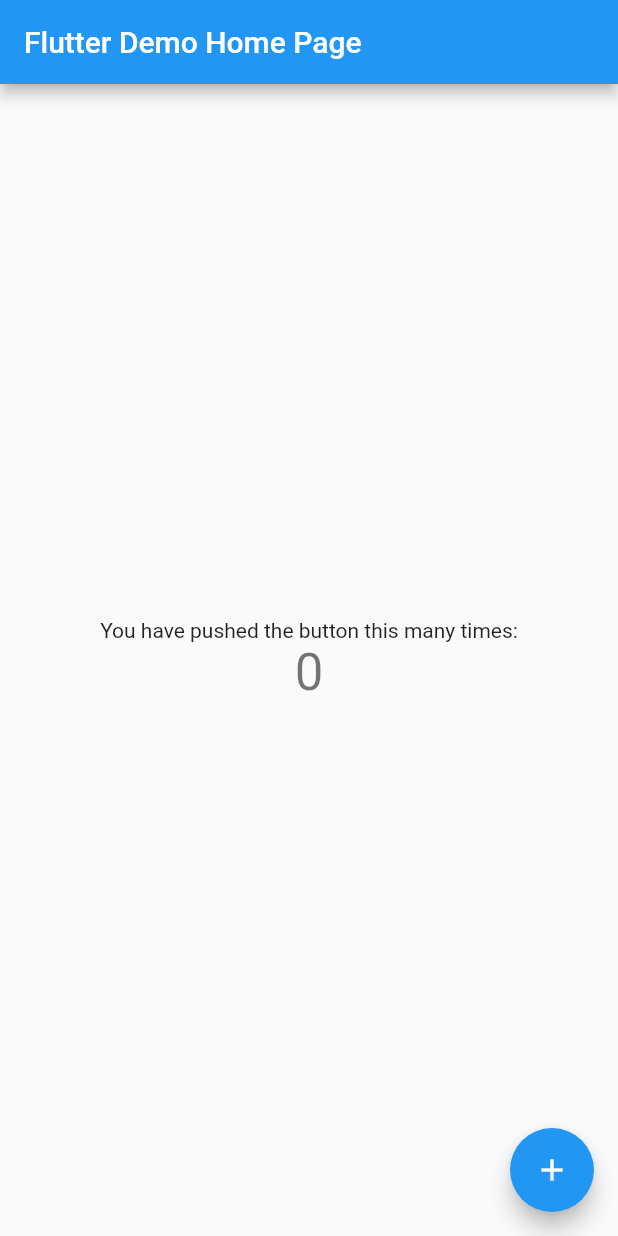
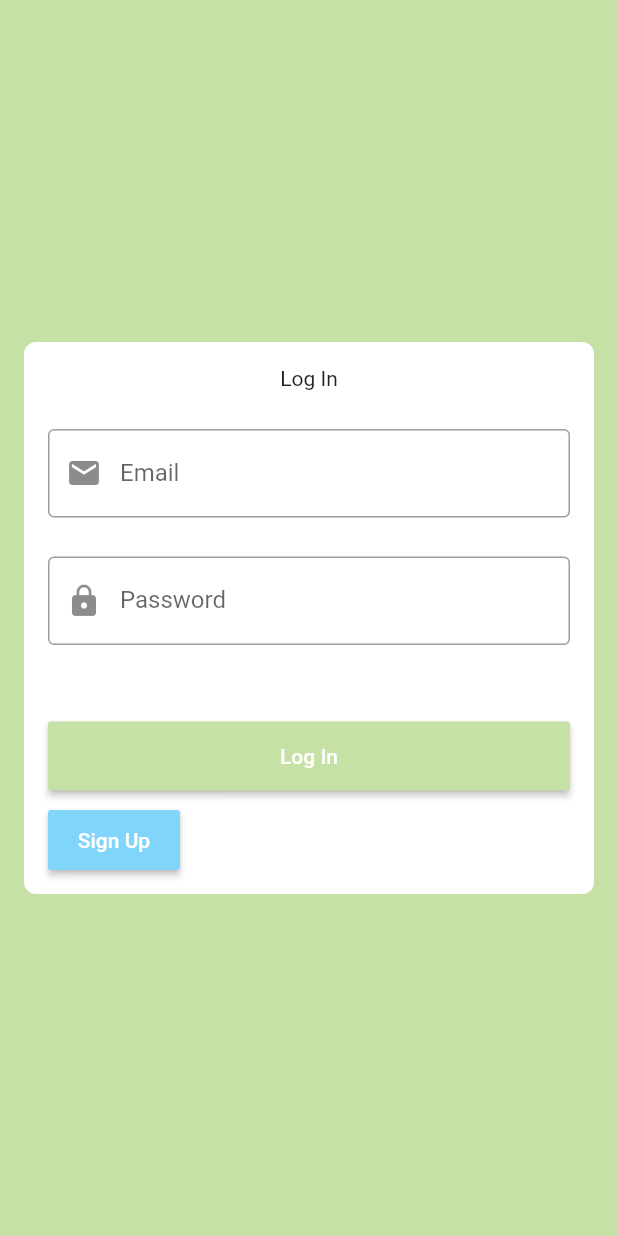
Before and after one commit to abd-ulrehman/Hisaab-flutter-app, a Flutter app: the screen it shows after launch, on a phone screen of 412 x 824 dp. Run offline on Flutter 3.47's test engine with Material 2 defaults, Android fonts, the phone set to English and light mode, and no system bars.

Commit message:
Uploading all the files at a time

```diff
--- /dev/null
+++ b/hisaab/lib/LoginPage.dart
@@ -0,0 +1,129 @@
+import 'dart:io';
+
+import 'package:flutter/cupertino.dart';
+import 'package:flutter/material.dart';
+import 'package:hisaab/SignupPage.dart';
+
+class LoginPage extends StatelessWidget {
+  Future<bool> _onBackPressed(BuildContext context) {
+    return showDialog(
+      context: context,
+      builder: (BuildContext context) {
+        return AlertDialog(
+          title: Text("Are you sure?"),
+          content: Text("You are going to exit the application"),
+          actions: <Widget>[
+            FlatButton(
+              onPressed: () {
+                Navigator.of(context).pop(false);
+              },
+              child: Text("NO"),
+            ),
+            FlatButton(
+              onPressed: () => exit(0),
+              child: Text("YES"),
+            ),
+          ],
+        );
+      },
+    );
+  }
+
+  @override
+  Widget build(BuildContext context) {
+    return Scaffold(
+      body: WillPopScope(
+        onWillPop: () => _onBackPressed(context),
+        child: Container(
+          alignment: Alignment.center,
+          color: Colors.lightGreen[200],
+          child: Stack(
+            children: [
+              _inputFrame(context),
+            ],
+          ),
+        ),
+      ),
+    );
+  }
+
+  Container _inputFrame(BuildContext context) {
+    return Container(
+      alignment: Alignment.center,
+      width: double.infinity,
+      height: 368,
+      margin: EdgeInsets.fromLTRB(16, 0, 16, 0),
+      decoration: BoxDecoration(
+        color: Colors.white,
+        borderRadius: BorderRadius.all(
+          Radius.circular(8),
+        ),
+      ),
+      child: Column(
+        children: [
+          Container(
+            margin: EdgeInsets.only(top: 16),
+            child: Text("Log In"),
+          ),
+          Container(
+            margin: EdgeInsets.only(left: 16, right: 16, top: 26),
+            child: TextFormField(
+              keyboardType: TextInputType.emailAddress,
+              decoration: InputDecoration(
+                labelText: 'Email',
+                border: OutlineInputBorder(),
+                prefixIcon: Icon(
+                  Icons.mail,
+                ),
+              ),
+            ),
+          ),
+          Container(
+            margin: EdgeInsets.only(left: 16, right: 16, top: 26),
+            child: TextFormField(
+              keyboardType: TextInputType.emailAddress,
+              decoration: InputDecoration(
+                labelText: 'Password',
+                border: OutlineInputBorder(),
+                prefixIcon: Icon(
+                  Icons.lock,
+                ),
+              ),
+            ),
+          ),
+          Container(
+            width: double.infinity,
+            margin: EdgeInsets.only(left: 16, right: 16, top: 50, bottom: 8),
+            child: new RaisedButton(
+              textColor: Colors.white,
+              color: Colors.lightGreen[200],
+              padding: EdgeInsets.only(top: 15, bottom: 15),
+              onPressed: () => {},
+              child: Text(
+                "Log In",
+              ),
+            ),
+          ),
+          Container(
+            alignment: Alignment(-1.0, -1.0),
+            margin: EdgeInsets.only(left: 16),
+            child: new RaisedButton(
+              textColor: Colors.white,
+              color: Colors.lightBlue[200],
+              padding: EdgeInsets.only(top: 12, bottom: 12),
+              onPressed: () {
+                Navigator.push(
+                  context,
+                  MaterialPageRoute(builder: (context) => SignupPage()),
+                );
+              },
+              child: Text(
+                "Sign Up",
+              ),
+            ),
+          ),
+        ],
+      ),
+    );
+  }
+}
--- a/hisaab/lib/main.dart
+++ b/hisaab/lib/main.dart
@@ -1,4 +1,5 @@
 import 'package:flutter/material.dart';
+import 'package:hisaab/LoginPage.dart';
 
 void main() {
   runApp(MyApp());
@@ -9,109 +10,7 @@ class MyApp extends StatelessWidget {
   @override
   Widget build(BuildContext context) {
     return MaterialApp(
-      title: 'Flutter Demo',
-      theme: ThemeData(
-        // This is the theme of your application.
-        //
-        // Try running your application with "flutter run". You'll see the
-        // application has a blue toolbar. Then, without quitting the app, try
-        // changing the primarySwatch below to Colors.green and then invoke
-        // "hot reload" (press "r" in the console where you ran "flutter run",
-        // or simply save your changes to "hot reload" in a Flutter IDE).
-        // Notice that the counter didn't reset back to zero; the application
-        // is not restarted.
-        primarySwatch: Colors.blue,
-        // This makes the visual density adapt to the platform that you run
-        // the app on. For desktop platforms, the controls will be smaller and
-        // closer together (more dense) than on mobile platforms.
-        visualDensity: VisualDensity.adaptivePlatformDensity,
-      ),
-      home: MyHomePage(title: 'Flutter Demo Home Page'),
+      home: LoginPage(),
     );
   }
 }
-
-class MyHomePage extends StatefulWidget {
-  MyHomePage({Key key, this.title}) : super(key: key);
-
-  // This widget is the home page of your application. It is stateful, meaning
-  // that it has a State object (defined below) that contains fields that affect
-  // how it looks.
-
-  // This class is the configuration for the state. It holds the values (in this
-  // case the title) provided by the parent (in this case the App widget) and
-  // used by the build method of the State. Fields in a Widget subclass are
-  // always marked "final".
-
-  final String title;
-
-  @override
-  _MyHomePageState createState() => _MyHomePageState();
-}
-
-class _MyHomePageState extends State<MyHomePage> {
-  int _counter = 0;
-
-  void _incrementCounter() {
-    setState(() {
-      // This call to setState tells the Flutter framework that something has
-      // changed in this State, which causes it to rerun the build method below
-      // so that the display can reflect the updated values. If we changed
-      // _counter without calling setState(), then the build method would not be
-      // called again, and so nothing would appear to happen.
-      _counter++;
-    });
-  }
-
-  @override
-  Widget build(BuildContext context) {
-    // This method is rerun every time setState is called, for instance as done
-    // by the _incrementCounter method above.
-    //
-    // The Flutter framework has been optimized to make rerunning build methods
-    // fast, so that you can just rebuild anything that needs updating rather
-    // than having to individually change instances of widgets.
-    return Scaffold(
-      appBar: AppBar(
-        // Here we take the value from the MyHomePage object that was created by
-        // the App.build method, and use it to set our appbar title.
-        title: Text(widget.title),
-      ),
-      body: Center(
-        // Center is a layout widget. It takes a single child and positions it
-        // in the middle of the parent.
-        child: Column(
-          // Column is also a layout widget. It takes a list of children and
-          // arranges them vertically. By default, it sizes itself to fit its
-          // children horizontally, and tries to be as tall as its parent.
-          //
-          // Invoke "debug painting" (press "p" in the console, choose the
-          // "Toggle Debug Paint" action from the Flutter Inspector in Android
-          // Studio, or the "Toggle Debug Paint" command in Visual Studio Code)
-          // to see the wireframe for each widget.
-          //
-          // Column has various properties to control how it sizes itself and
-          // how it positions its children. Here we use mainAxisAlignment to
-          // center the children vertically; the main axis here is the vertical
-          // axis because Columns are vertical (the cross axis would be
-          // horizontal).
-          mainAxisAlignment: MainAxisAlignment.center,
-          children: <Widget>[
-            Text(
-              'You have pushed the button this many times:',
-            ),
-            Text(
-              '$_counter',
-              style: Theme.of(context).textTheme.headline4,
-            ),
-          ],
-        ),
-      ),
-      floatingActionButton: FloatingActionButton(
-        onPressed: _incrementCounter,
-        tooltip: 'Increment',
-        child: Icon(Icons.add),
-      ), // This trailing comma makes auto-formatting nicer for build methods.
-    );
-  }
-}
```
Also changed, not shown: hisaab/lib/SignupPage.dart (added, +141 -0 lines).
